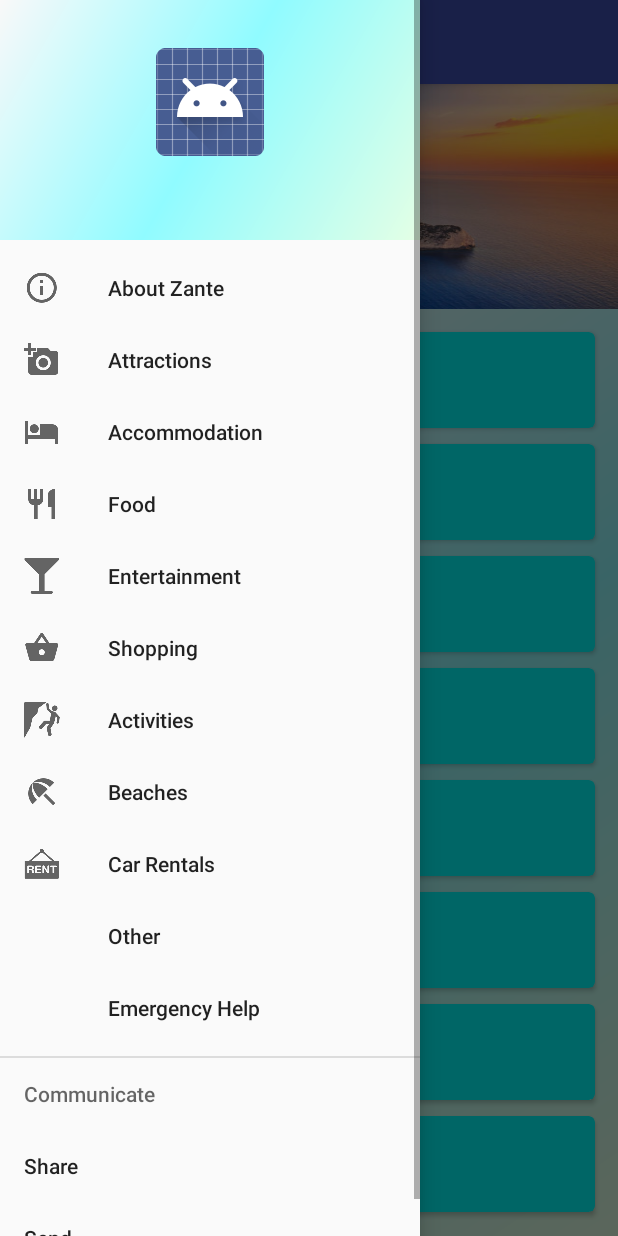
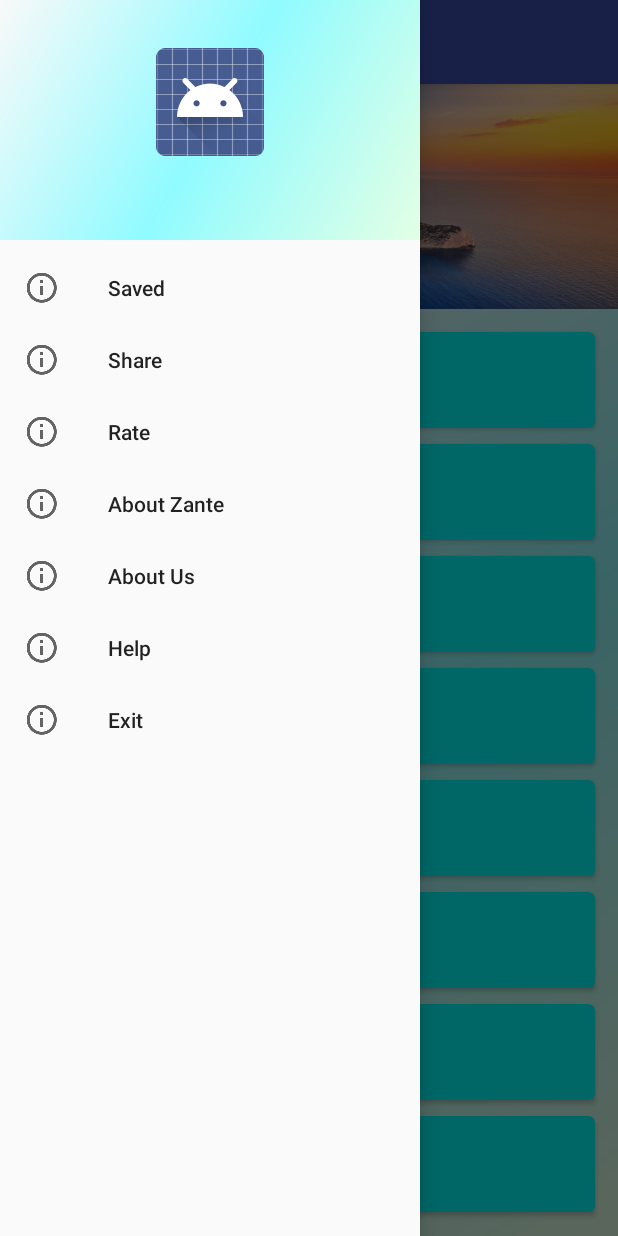
Before and after one commit to ExtinctSpecie/Zante-Travel, an Android app: the screen it shows after launch (MainActivity), with the side drawer open, on a phone screen of 412 x 824 dp. Run offline under Robolectric (Android 15) with nearby library versions, the phone set to English and light mode, and no system bars; libraries missing offline, so code that uses them is left out: com.bogdwellers.pinchtozoom, io.realm; 1 statement that could not run was skipped.

Commit message:
changed drawer menu

```diff
--- a/ZanteTravel/app/src/main/java/extinctspecie/com/zantetravel/activities/MainActivity.java
+++ b/ZanteTravel/app/src/main/java/extinctspecie/com/zantetravel/activities/MainActivity.java
@@ -47,27 +47,10 @@ public class MainActivity extends AppCompatActivity implements NavigationView.On
         initToolbarAndDrawer();
         initListViewMenu();
     }
-
-    private void getDataFromServer() {
-
-
-
-    }
-
     private void createMenuMap() {
 
         menuItems = new HashMap<>();
         menuItems.put(0,R.id.aboutZante);
-        menuItems.put(1,R.id.attractions);
-        menuItems.put(2,R.id.accommodation);
-        menuItems.put(3,R.id.food);
-        menuItems.put(4,R.id.entertainment);
-        menuItems.put(5,R.id.shopping);
-        menuItems.put(6,R.id.activities);
-        menuItems.put(7,R.id.beaches);
-        menuItems.put(8,R.id.rentals);
-        menuItems.put(9,R.id.other);
-        menuItems.put(10,R.id.emergencyHelp);
 
     }
 
--- /dev/null
+++ b/ZanteTravel/app/src/main/java/extinctspecie/com/zantetravel/models/FavoriteBusiness.java
@@ -0,0 +1,31 @@
+package extinctspecie.com.zantetravel.models;
+
+import io.realm.RealmModel;
+import io.realm.annotations.PrimaryKey;
+import io.realm.annotations.RealmClass;
+
+/**
+ * Created by WorkSpace on 27-Jul-17.
+ */
+
+@RealmClass
+public class FavoriteBusiness implements RealmModel
+{
+    @PrimaryKey
+    int id;
+
+    public FavoriteBusiness() {
+    }
+
+    public FavoriteBusiness(int id) {
+        this.id = id;
+    }
+
+    public int getId() {
+        return id;
+    }
+
+    public void setId(int id) {
+        this.id = id;
+    }
+}
--- a/ZanteTravel/app/src/main/res/menu/drawer_menu.xml
+++ b/ZanteTravel/app/src/main/res/menu/drawer_menu.xml
@@ -2,60 +2,37 @@
 <menu xmlns:android="http://schemas.android.com/apk/res/android">
 
     <group android:checkableBehavior="none">
+
+        <item
+            android:id="@+id/savedBusinesses"
+            android:icon="@drawable/info_icon"
+            android:title="@string/savedBusinessesStr" />
+        <item
+            android:id="@+id/shareApp"
+            android:icon="@drawable/info_icon"
+            android:title="@string/shareAppStr" />
+        <item
+            android:id="@+id/rateApp"
+            android:icon="@drawable/info_icon"
+            android:title="@string/rateAppStr" />
         <item
             android:id="@+id/aboutZante"
             android:icon="@drawable/info_icon"
-            android:title="About Zante" />
+            android:title="@string/aboutZanteStr" />
         <item
-            android:id="@+id/attractions"
-            android:icon="@drawable/attraction_icon"
-            android:title="Attractions" />
+            android:id="@+id/aboutUs"
+            android:icon="@drawable/info_icon"
+            android:title="@string/aboutUsStr" />
         <item
-            android:id="@+id/accommodation"
-            android:icon="@drawable/accommodation_icon"
-            android:title="Accommodation" />
+            android:id="@+id/help"
+            android:icon="@drawable/info_icon"
+            android:title="@string/helpStr" />
         <item
-            android:id="@+id/food"
-            android:icon="@drawable/food_icon"
-            android:title="Food" />
-        <item
-            android:id="@+id/entertainment"
-            android:icon="@drawable/entertainment_icon"
-            android:title="Entertainment" />
-        <item
-            android:id="@+id/shopping"
-            android:icon="@drawable/shopping_icon"
-            android:title="Shopping" />
-        <item
-            android:id="@+id/activities"
-            android:title="Activities"
-            android:icon="@drawable/activities_icon"/>
-        <item
-            android:id="@+id/beaches"
-            android:icon="@drawable/beach_icon"
-            android:title="Beaches" />
-        <item
-            android:id="@+id/rentals"
-            android:title="Car Rentals"
-            android:icon="@drawable/car_rentals_icon"/>
-        <item
-            android:id="@+id/other"
-            android:title="Other"/>
-        <item
-            android:id="@+id/emergencyHelp"
-            android:title="Emergency Help"/>
+            android:id="@+id/exitApp"
+            android:icon="@drawable/info_icon"
+            android:title="@string/exitAppStr" />
 
     </group>
 
-    <item android:title="Communicate">
-        <menu>
-            <item
-            android:id="@+id/nav_share"
-            android:title="Share" />
-            <item
-            android:id="@+id/nav_send"
-            android:title="Send" />
-        </menu>
-    </item>
 
 </menu>
--- a/ZanteTravel/app/src/main/res/values/strings.xml
+++ b/ZanteTravel/app/src/main/res/values/strings.xml
@@ -16,4 +16,11 @@
         <item>Distance</item>
     </string-array>
 
+    <string name="aboutUsStr">About Us</string>
+    <string name="aboutZanteStr">About Zante</string>
+    <string name="exitAppStr">Exit</string>
+    <string name="savedBusinessesStr">Saved</string>
+    <string name="shareAppStr">Share</string>
+    <string name="rateAppStr">Rate</string>
+    <string name="helpStr">Help</string>
 </resources>
```
